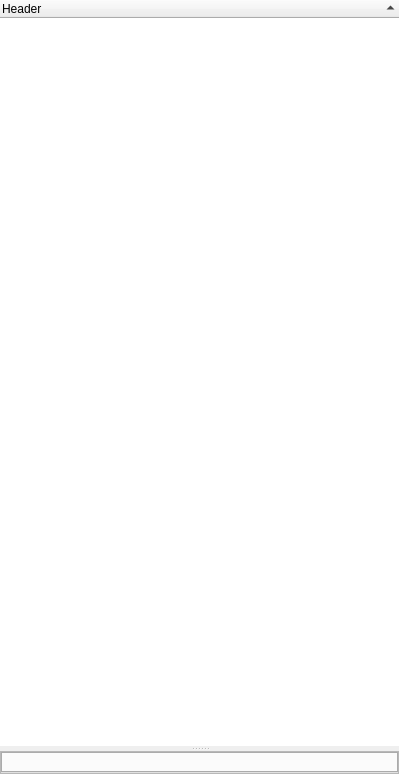
Qt form RepTate/gui/DataSet.ui (jorge-ramirez-upm/RepTate) before a commit.
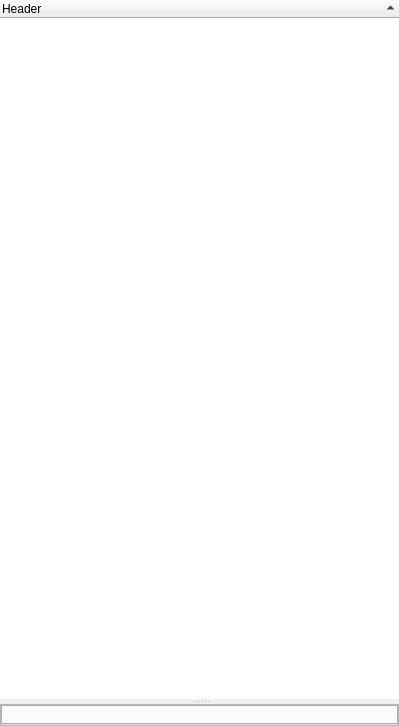
The same form after that commit. Icons and pictures are not drawn.

```diff
--- a/RepTate/gui/DataSet.ui
+++ b/RepTate/gui/DataSet.ui
@@ -7,7 +7,7 @@
     <x>0</x>
     <y>0</y>
     <width>399</width>
-    <height>774</height>
+    <height>726</height>
    </rect>
   </property>
   <property name="windowTitle">
```
Left out of the diff: 30 changed lines with no effect on the pictures.
